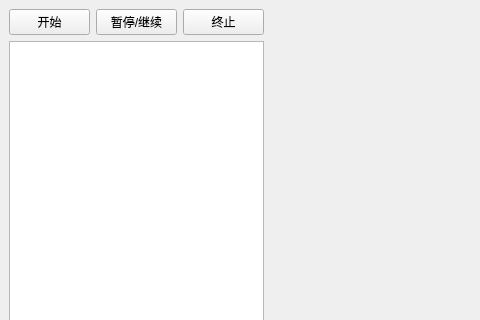
tocods/jobSimQt, file realtime_draw/GUI.ui: the form before one commit; both pictures show x 0 to 480 and y 0 to 320 of the 1292 by 695 pixel window.
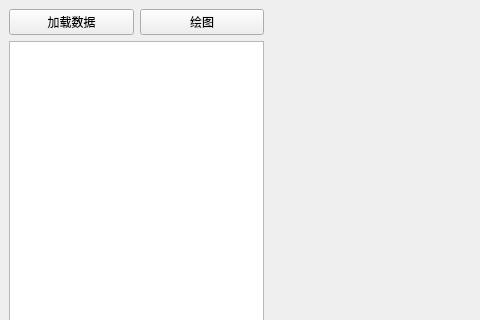
The form after the commit.

Patch:
```diff
--- a/realtime_draw/GUI.ui
+++ b/realtime_draw/GUI.ui
@@ -27,24 +27,17 @@
           <property name="sizeConstraint">
            <enum>QLayout::SetNoConstraint</enum>
           </property>
+          <item>
+           <widget class="QPushButton" name="loadButton">
+            <property name="text">
+             <string>加载数据</string>
+            </property>
+           </widget>
+          </item>
           <item>
            <widget class="QPushButton" name="displayButton">
             <property name="text">
-             <string>开始</string>
-            </property>
-           </widget>
-          </item>
-          <item>
-           <widget class="QPushButton" name="pauseButton">
-            <property name="text">
-             <string>暂停/继续</string>
-            </property>
-           </widget>
-          </item>
-          <item>
-           <widget class="QPushButton" name="stopButton">
-            <property name="text">
-             <string>终止</string>
+             <string>绘图</string>
             </property>
            </widget>
           </item>
```
Left out of the diff: 3 changed lines with no effect on the pictures.
